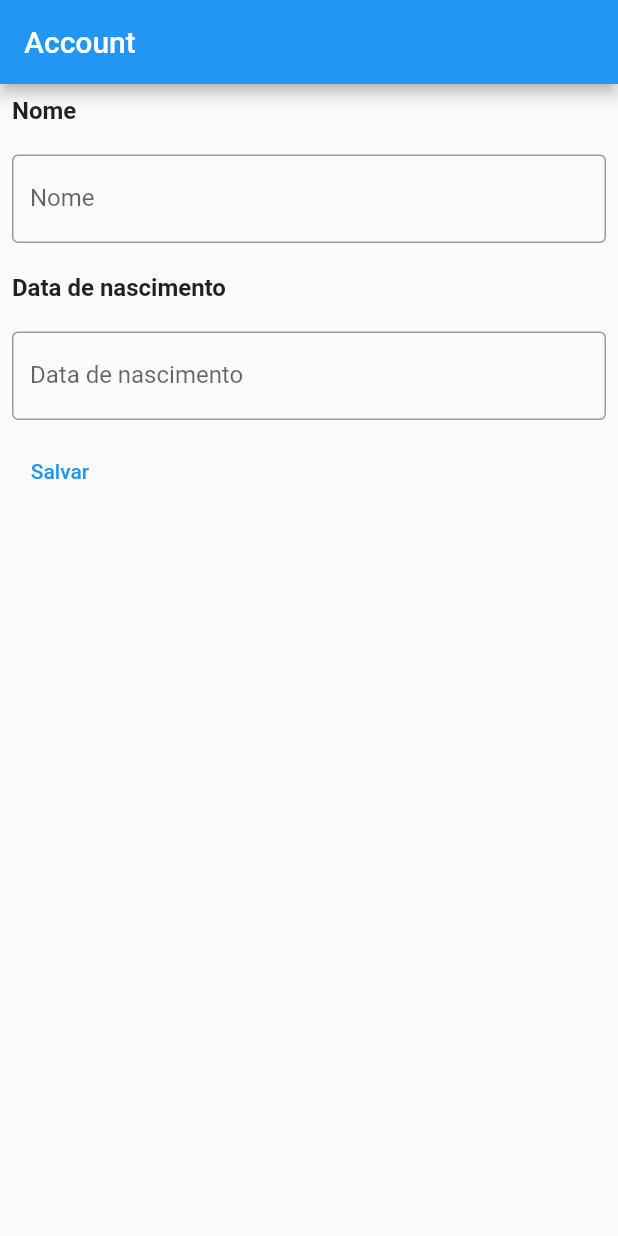
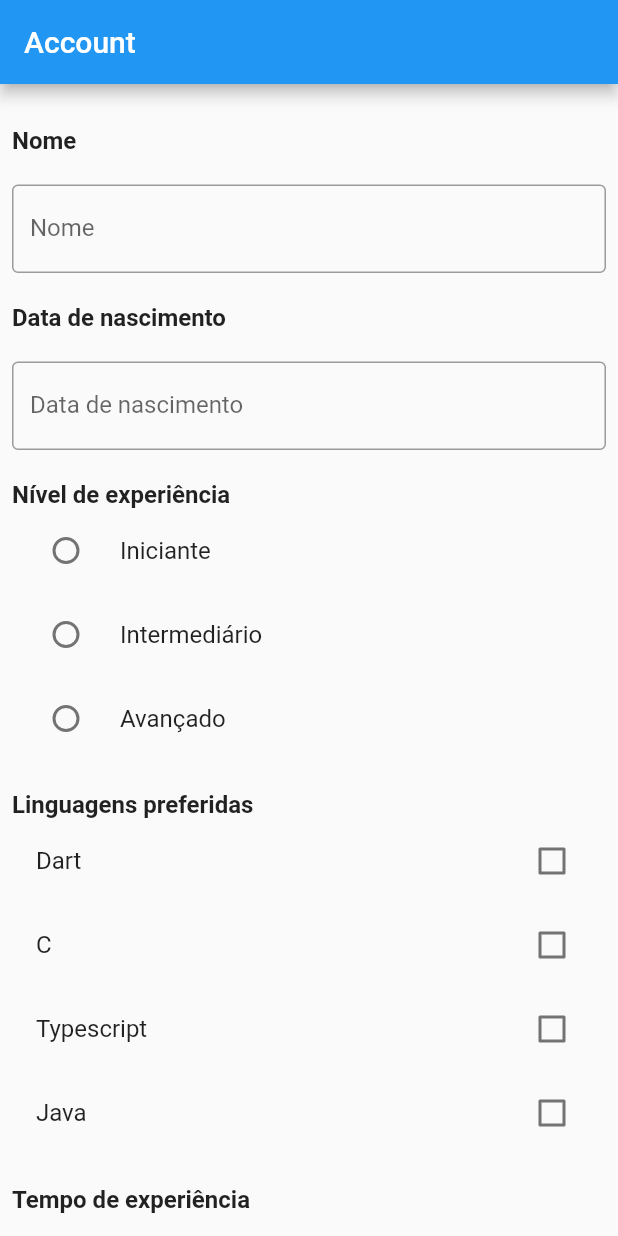
Before and after one commit to caiohportella/bootcamp-santander, a Flutter app: the RegisterPage screen opened directly, on a phone screen of 412 x 824 dp. Run offline on Flutter 3.47's test engine with Material 2 defaults, Android fonts, the light colour scheme and no system bars; our stand-ins replace google_fonts.

Commit message:
feat: added slider, dropdown and select menus to form

```diff
--- a/apps/trilhaapp/lib/my_app.dart
+++ b/apps/trilhaapp/lib/my_app.dart
@@ -1,7 +1,8 @@
 import 'package:flutter/material.dart';
 import 'package:google_fonts/google_fonts.dart';
-import 'package:trilhaapp/pages/home_page.dart';
-import 'package:trilhaapp/pages/login_page.dart';
+// import 'package:trilhaapp/pages/home_page.dart';
+import 'package:trilhaapp/pages/register_page.dart';
+// import 'package:trilhaapp/pages/login_page.dart';
 
 
 class MyApp extends StatelessWidget {
@@ -16,7 +17,7 @@ class MyApp extends StatelessWidget {
           Theme.of(context).textTheme,
         ),
       ),
-      home: const HomePage(),
+      home: const RegisterPage(),
     );
   }
 }
--- a/apps/trilhaapp/lib/pages/register_page.dart
+++ b/apps/trilhaapp/lib/pages/register_page.dart
@@ -1,4 +1,7 @@
 import 'package:flutter/material.dart';
+import 'package:trilhaapp/service/repositories/experience_years_repository.dart';
+import 'package:trilhaapp/service/repositories/level_repository.dart';
+import 'package:trilhaapp/service/repositories/languages_repository.dart';
 import 'package:trilhaapp/shared/widgets/text_label.dart';
 
 class RegisterPage extends StatefulWidget {
@@ -11,7 +14,25 @@ class RegisterPage extends StatefulWidget {
 class _RegisterPageState extends State<RegisterPage> {
   var nameController = TextEditingController(text: "");
   var birthDateController = TextEditingController(text: "");
+  var levelRepository = LevelRepository();
+  var levels = [];
+  var selectedLevel = "";
+  var languageRepository = LanguageRepository();
+  var languages = [];
+  var selectedLanguage = <String>[];
+  double chosenSalary = 1320;
+  int experienceTime = 0;
+  var experienceYearsRepository = ExperienceYearsRepository();
+  var experienceYears = [];
   DateTime? storedBirthDate;
+
+  @override
+  void initState() {
+    levels = levelRepository.returnLevels();
+    languages = languageRepository.returnLanguages();
+    experienceYears = experienceYearsRepository.returnExperienceYears();
+    super.initState();
+  }
 
   @override
   Widget build(BuildContext context) {
@@ -20,8 +41,7 @@ class _RegisterPageState extends State<RegisterPage> {
         appBar: AppBar(title: const Text("Account")),
         body: Padding(
           padding: const EdgeInsets.all(8.0),
-          child: Column(
-            crossAxisAlignment: CrossAxisAlignment.start,
+          child: ListView(
             children: [
               const TextLabel(text: "Nome"),
               const SizedBox(height: 20),
@@ -32,7 +52,6 @@ class _RegisterPageState extends State<RegisterPage> {
                   labelText: 'Nome',
                 ),
               ),
-              const SizedBox(height: 20),
               const TextLabel(text: "Data de nascimento"),
               const SizedBox(height: 20),
               TextField(
@@ -55,7 +74,68 @@ class _RegisterPageState extends State<RegisterPage> {
                   labelText: 'Data de nascimento',
                 ),
               ),
-              const SizedBox(height: 10),
+              const TextLabel(text: "Nível de experiência"),
+              Column(
+                children: levels
+                    .map((level) => RadioListTile(
+                          title: Text(level.toString()),
+                          value: level.toString(),
+                          selected: selectedLevel == level.toString(),
+                          groupValue: selectedLevel,
+                          onChanged: (value) {
+                            setState(() {
+                              selectedLevel = value.toString();
+                            });
+                          },
+                        ))
+                    .toList(),
+              ),
+              const TextLabel(text: "Linguagens preferidas"),
+              Column(
+                  children: languages
+                      .map((language) => CheckboxListTile(
+                          title: Text(language.toString()),
+                          value: selectedLanguage.contains(language),
+                          onChanged: (bool? value) {
+                            if (value!) {
+                              setState(() {
+                                selectedLanguage.add(language);
+                              });
+                            } else {
+                              setState(() {
+                                selectedLanguage.remove(language);
+                              });
+                            }
+                          }))
+                      .toList()),
+              const TextLabel(text: "Tempo de experiência"),
+              DropdownButton(
+                  isExpanded: true,
+                  value: experienceYears.first,
+                  items: experienceYears
+                      .map((experienceYear) => DropdownMenuItem(
+                            value: experienceYear,
+                            child: Text(experienceYear.toString()),
+                          ))
+                      .toList(),
+                  onChanged: (selectedExperienceTime) {
+                    setState(() {
+                      experienceTime = selectedExperienceTime as int;
+                    });
+                  }),
+              TextLabel(text: "Pretenção salarial: R\$${chosenSalary.round().toString()}"),
+              Slider(
+                value: chosenSalary,
+                min: 1320,
+                max: 10000,
+                divisions: 500,
+                label: "R\$ 0,00",
+                onChanged: (double value) {
+                  setState(() {
+                    chosenSalary = value;
+                  });
+                },
+              ),
               TextButton(
                 onPressed: () => {
                   // Navigator.pop(context, nameController.text),
--- /dev/null
+++ b/apps/trilhaapp/lib/service/repositories/experience_years_repository.dart
@@ -0,0 +1,10 @@
+class ExperienceYearsRepository {
+  List<String> returnExperienceYears() {
+    return [
+      "Menos de 1 ano",
+      "Entre 1 e 3 anos",
+      "Entre 3 e 5 anos",
+      "Mais de 5 anos"
+    ];
+  }
+}
--- /dev/null
+++ b/apps/trilhaapp/lib/service/repositories/languages_repository.dart
@@ -0,0 +1,5 @@
+class LanguageRepository {
+  List<String> returnLanguages() {
+    return ['Dart', 'C', 'Typescript', 'Java'];
+  }
+}
--- /dev/null
+++ b/apps/trilhaapp/lib/service/repositories/level_repository.dart
@@ -0,0 +1,5 @@
+class LevelRepository {
+  List<String> returnLevels() {
+    return ['Iniciante', 'Intermediário', 'Avançado'];
+  }
+}
--- a/apps/trilhaapp/lib/shared/widgets/text_label.dart
+++ b/apps/trilhaapp/lib/shared/widgets/text_label.dart
@@ -6,6 +6,6 @@ class TextLabel extends StatelessWidget {
 
   @override
   Widget build(BuildContext context) {
-    return Text(text, style: const TextStyle(fontSize: 16, fontWeight: FontWeight.w700));
+    return Container(margin:const EdgeInsets.only(top: 20),  child: Text(text, style: const TextStyle(fontSize: 16, fontWeight: FontWeight.w700)));
   }
 }
```
